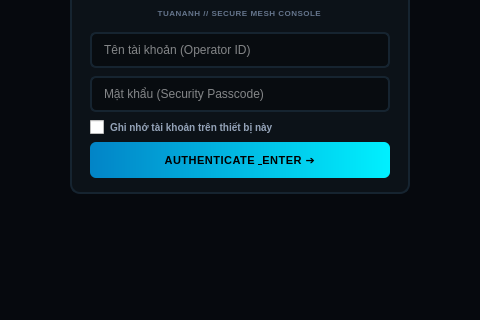
First picture: the form in OUT_SRC_TUANANH/OUT_SRC_TUANANH/ui/pages/LoginPage.ui, repository dinhquanghaICTU/OUT_SRC, before the edit; both pictures show x 160 to 640 and y 160 to 480 of the 800 by 480 pixel window.
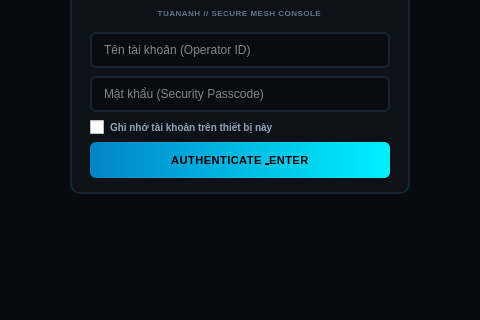
Second picture: the form after the edit.

```diff
--- a/OUT_SRC_TUANANH/OUT_SRC_TUANANH/ui/pages/LoginPage.ui
+++ b/OUT_SRC_TUANANH/OUT_SRC_TUANANH/ui/pages/LoginPage.ui
@@ -207,7 +207,7 @@
          <cursorShape>PointingHandCursor</cursorShape>
         </property>
         <property name="text">
-         <string>AUTHENTICATE &amp; ENTER ➔</string>
+         <string>AUTHENTICATE &amp; ENTER</string>
         </property>
         <property name="styleSheet">
          <string notr="true">QPushButton {
```
